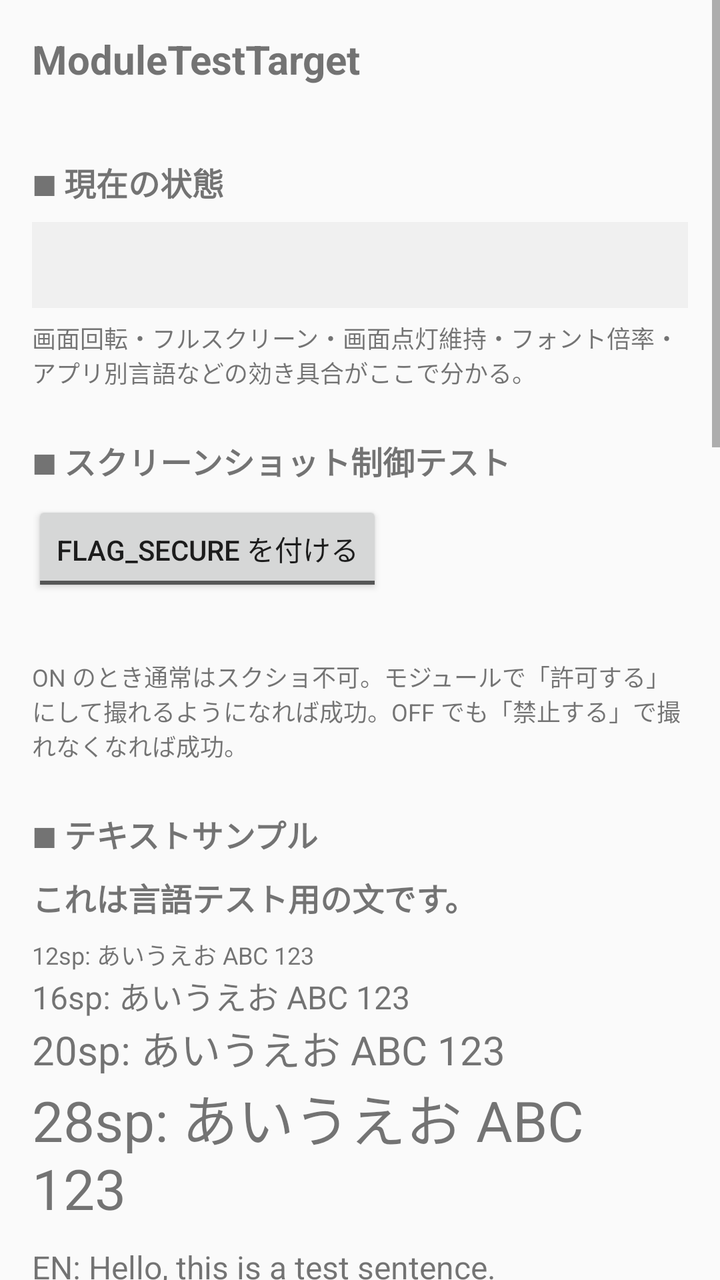
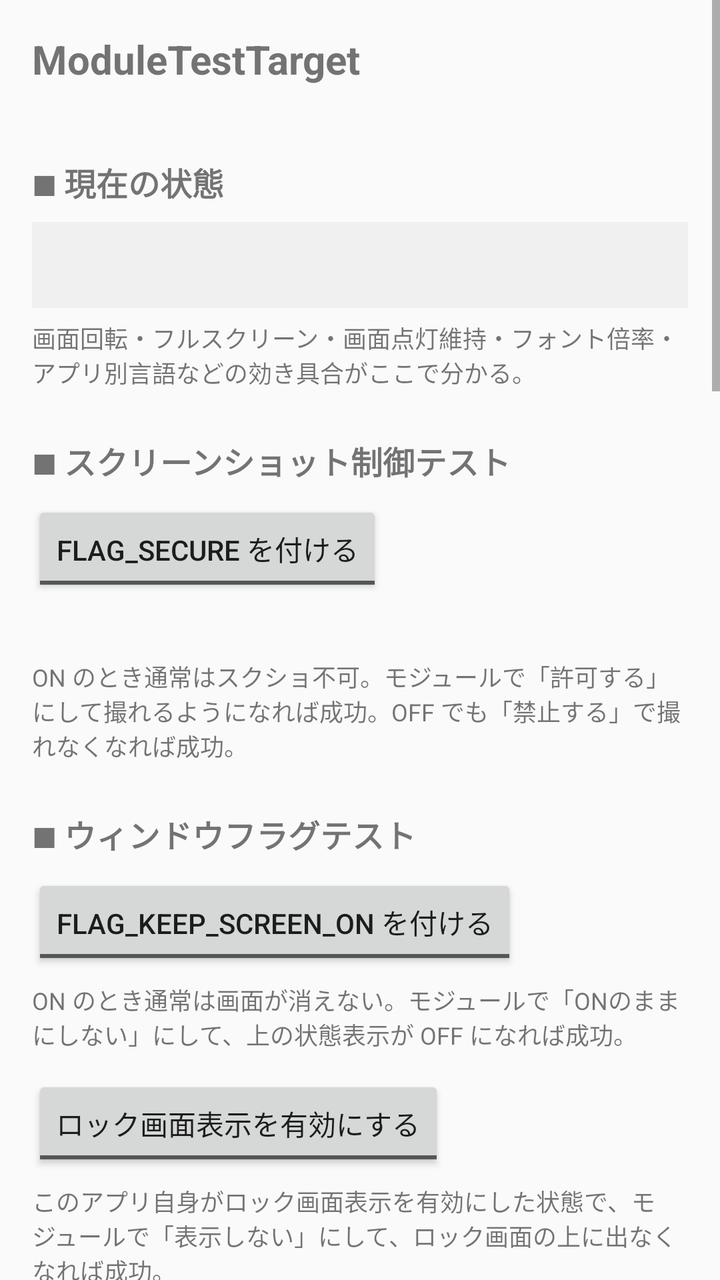

Two renders of the same Android screen: before a commit and after it. Below are the layout's source before the change and the commit's diff.
<!-- AndroidManifest.xml: application theme Theme.TestTarget -->
<!-- res/layout/activity_main.xml -->
<?xml version="1.0" encoding="utf-8"?>
<ScrollView xmlns:android="http://schemas.android.com/apk/res/android"
    android:layout_width="match_parent"
    android:layout_height="match_parent">

    <LinearLayout
        android:id="@+id/rootContent"
        android:layout_width="match_parent"
        android:layout_height="wrap_content"
        android:orientation="vertical"
        android:padding="16dp">

        <TextView
            android:layout_width="wrap_content"
            android:layout_height="wrap_content"
            android:text="@string/app_name"
            android:textSize="20sp"
            android:textStyle="bold" />

        <TextView
            android:id="@+id/versionText"
            android:layout_width="wrap_content"
            android:layout_height="wrap_content"
            android:textSize="12sp" />

        
        <TextView
            android:layout_width="wrap_content"
            android:layout_height="wrap_content"
            android:layout_marginTop="20dp"
            android:text="@string/section_status"
            android:textSize="16sp"
            android:textStyle="bold" />

        <TextView
            android:id="@+id/statusText"
            android:layout_width="match_parent"
            android:layout_height="wrap_content"
            android:layout_marginTop="8dp"
            android:background="@color/status_bg"
            android:fontFamily="monospace"
            android:padding="12dp"
            android:textSize="14sp" />

        <TextView
            android:layout_width="match_parent"
            android:layout_height="wrap_content"
            android:layout_marginTop="6dp"
            android:text="@string/status_note"
            android:textSize="12sp" />

        
        <TextView
            android:layout_width="wrap_content"
            android:layout_height="wrap_content"
            android:layout_marginTop="24dp"
            android:text="@string/section_screenshot"
            android:textSize="16sp"
            android:textStyle="bold" />

        <ToggleButton
            android:id="@+id/secureToggle"
            android:layout_width="wrap_content"
            android:layout_height="wrap_content"
            android:layout_marginTop="8dp"
            android:textOff="@string/toggle_add"
            android:textOn="@string/toggle_remove" />

        <TextView
            android:id="@+id/secureStateText"
            android:layout_width="wrap_content"
            android:layout_height="wrap_content"
            android:layout_marginTop="6dp"
            android:textSize="14sp" />

        <TextView
            android:layout_width="match_parent"
            android:layout_height="wrap_content"
            android:layout_marginTop="6dp"
            android:text="@string/screenshot_note"
            android:textSize="12sp" />

        
        <TextView
            android:layout_width="wrap_content"
            android:layout_height="wrap_content"
            android:layout_marginTop="24dp"
            android:text="@string/section_text_sample"
            android:textSize="16sp"
            android:textStyle="bold" />

        <TextView
            android:layout_width="match_parent"
            android:layout_height="wrap_content"
            android:layout_marginTop="8dp"
            android:text="@string/locale_sample"
            android:textSize="16sp"
            android:textStyle="bold" />

        <TextView
            android:layout_width="match_parent"
            android:layout_height="wrap_content"
            android:layout_marginTop="8dp"
            android:text="12sp: あいうえお ABC 123"
            android:textSize="12sp" />

        <TextView
            android:layout_width="match_parent"
            android:layout_height="wrap_content"
            android:text="16sp: あいうえお ABC 123"
            android:textSize="16sp" />

        <TextView
            android:layout_width="match_parent"
            android:layout_height="wrap_content"
            android:text="20sp: あいうえお ABC 123"
            android:textSize="20sp" />

        <TextView
            android:layout_width="match_parent"
            android:layout_height="wrap_content"
            android:text="28sp: あいうえお ABC 123"
            android:textSize="28sp" />

        <TextView
            android:layout_width="match_parent"
            android:layout_height="wrap_content"
            android:layout_marginTop="10dp"
            android:text="EN: Hello, this is a test sentence."
            android:textSize="16sp" />

        <TextView
            android:layout_width="match_parent"
            android:layout_height="wrap_content"
            android:text="KO: 이것은 테스트 문장입니다."
            android:textSize="16sp" />

        <TextView
            android:layout_width="match_parent"
            android:layout_height="wrap_content"
            android:text="ZH: 这是一个测试句子。"
            android:textSize="16sp" />

        <TextView
            android:layout_width="match_parent"
            android:layout_height="wrap_content"
            android:layout_marginTop="6dp"
            android:text="@string/text_sample_note"
            android:textSize="12sp" />

        
        <TextView
            android:layout_width="wrap_content"
            android:layout_height="wrap_content"
            android:layout_marginTop="24dp"
            android:text="@string/section_notification"
            android:textSize="16sp"
            android:textStyle="bold" />

        <Button
            android:id="@+id/notifyButton"
            android:layout_width="wrap_content"
            android:layout_height="wrap_content"
            android:layout_marginTop="8dp"
            android:text="@string/button_notify" />

        <LinearLayout
            android:layout_width="wrap_content"
            android:layout_height="wrap_content"
            android:layout_marginTop="8dp"
            android:orientation="horizontal">

            <Button
                android:id="@+id/notifyOngoingButton"
                android:layout_width="wrap_content"
                android:layout_height="wrap_content"
                android:text="@string/button_notify_ongoing" />

            <Button
                android:id="@+id/notifyInsistentButton"
                android:layout_width="wrap_content"
                android:layout_height="wrap_content"
                android:layout_marginStart="8dp"
                android:text="@string/button_notify_insistent" />
        </LinearLayout>

        <LinearLayout
            android:layout_width="wrap_content"
            android:layout_height="wrap_content"
            android:layout_marginTop="8dp"
            android:orientation="horizontal">

            <Button
                android:id="@+id/notifySoundButton"
                android:layout_width="wrap_content"
                android:layout_height="wrap_content"
                android:text="@string/button_notify_sound" />

            <Button
                android:id="@+id/notifyCancelButton"
                android:layout_width="wrap_content"
                android:layout_height="wrap_content"
                android:layout_marginStart="8dp"
                android:text="@string/button_notify_cancel_all" />
        </LinearLayout>

        <TextView
            android:id="@+id/notifStateText"
            android:layout_width="match_parent"
            android:layout_height="wrap_content"
            android:layout_marginTop="8dp"
            android:background="@color/status_bg"
            android:fontFamily="monospace"
            android:padding="12dp"
            android:textSize="14sp" />

        <TextView
            android:layout_width="match_parent"
            android:layout_height="wrap_content"
            android:layout_marginTop="6dp"
            android:text="@string/notification_note"
            android:textSize="12sp" />

        
        <TextView
            android:layout_width="wrap_content"
            android:layout_height="wrap_content"
            android:layout_marginTop="24dp"
            android:text="@string/section_sound"
            android:textSize="16sp"
            android:textStyle="bold" />

        <Button
            android:id="@+id/soundButton"
            android:layout_width="wrap_content"
            android:layout_height="wrap_content"
            android:layout_marginTop="8dp"
            android:text="@string/button_sound" />

        <TextView
            android:layout_width="match_parent"
            android:layout_height="wrap_content"
            android:layout_marginTop="6dp"
            android:text="@string/sound_note"
            android:textSize="12sp" />

        
        <TextView
            android:layout_width="wrap_content"
            android:layout_height="wrap_content"
            android:layout_marginTop="24dp"
            android:text="@string/section_layout_direction"
            android:textSize="16sp"
            android:textStyle="bold" />

        <TextView
            android:id="@+id/layoutDirectionText"
            android:layout_width="match_parent"
            android:layout_height="wrap_content"
            android:layout_marginTop="8dp"
            android:background="@color/status_bg"
            android:fontFamily="monospace"
            android:padding="12dp"
            android:textSize="14sp" />

        
        <FrameLayout
            android:layout_width="match_parent"
            android:layout_height="44dp"
            android:layout_marginTop="8dp"
            android:background="@color/status_bg">

            <TextView
                android:layout_width="wrap_content"
                android:layout_height="match_parent"
                android:layout_gravity="start|center_vertical"
                android:background="@color/marker_bg"
                android:gravity="center_vertical"
                android:paddingStart="12dp"
                android:paddingEnd="12dp"
                android:text="@string/layout_start_label"
                android:textColor="@color/marker_text"
                android:textStyle="bold" />

            <TextView
                android:layout_width="wrap_content"
                android:layout_height="match_parent"
                android:layout_gravity="end|center_vertical"
                android:gravity="center_vertical"
                android:paddingStart="12dp"
                android:paddingEnd="12dp"
                android:text="@string/layout_end_label"
                android:textStyle="bold" />
        </FrameLayout>

        
        <LinearLayout
            android:layout_width="match_parent"
            android:layout_height="wrap_content"
            android:layout_marginTop="8dp"
            android:gravity="center_vertical"
            android:orientation="horizontal">

            <View
                android:layout_width="28dp"
                android:layout_height="28dp"
                android:background="@color/marker_bg" />

            <TextView
                android:layout_width="wrap_content"
                android:layout_height="wrap_content"
                android:layout_marginStart="10dp"
                android:text="@string/layout_row_sample"
                android:textSize="14sp" />
        </LinearLayout>

        
        <TextView
            android:layout_width="match_parent"
            android:layout_height="wrap_content"
            android:layout_marginTop="8dp"
            android:background="@color/status_bg"
            android:gravity="start"
            android:padding="10dp"
            android:text="@string/layout_start_aligned"
            android:textSize="14sp" />

        <TextView
            android:layout_width="match_parent"
            android:layout_height="wrap_content"
            android:layout_marginTop="6dp"
            android:text="@string/layout_direction_note"
            android:textSize="12sp" />

        
        <TextView
            android:layout_width="wrap_content"
            android:layout_height="wrap_content"
            android:layout_marginTop="24dp"
            android:text="@string/section_clipboard"
            android:textSize="16sp"
            android:textStyle="bold" />

        <EditText
            android:id="@+id/clipboardInput"
            android:layout_width="match_parent"
            android:layout_height="wrap_content"
            android:layout_marginTop="8dp"
            android:text="@string/clipboard_sample"
            android:textSize="14sp" />

        <LinearLayout
            android:layout_width="wrap_content"
            android:layout_height="wrap_content"
            android:layout_marginTop="8dp"
            android:orientation="horizontal">

            <Button
                android:id="@+id/clipboardCopyButton"
                android:layout_width="wrap_content"
                android:layout_height="wrap_content"
                android:text="@string/button_clipboard_copy" />

            <Button
                android:id="@+id/clipboardReadButton"
                android:layout_width="wrap_content"
                android:layout_height="wrap_content"
                android:layout_marginStart="8dp"
                android:text="@string/button_clipboard_read" />
        </LinearLayout>

        <TextView
            android:id="@+id/clipboardStateText"
            android:layout_width="match_parent"
            android:layout_height="wrap_content"
            android:layout_marginTop="8dp"
            android:background="@color/status_bg"
            android:fontFamily="monospace"
            android:padding="12dp"
            android:textSize="14sp" />

        <TextView
            android:layout_width="match_parent"
            android:layout_height="wrap_content"
            android:layout_marginTop="6dp"
            android:layout_marginBottom="16dp"
            android:text="@string/clipboard_note"
            android:textSize="12sp" />

    </LinearLayout>
</ScrollView>
<!-- resources referenced by this layout -->
<resources>
  <color name="marker_bg">#1565C0</color>
  <color name="marker_text">#FFFFFF</color>
  <color name="status_bg">#F0F0F0</color>
  <string name="app_name">ModuleTestTarget</string>
  <string name="button_clipboard_copy">クリップボードにコピー</string>
  <string name="button_clipboard_read">クリップボードを読み取る</string>
  <string name="button_notify">テスト通知を出す</string>
  <string name="button_notify_cancel_all">通知を全部消す</string>
  <string name="button_notify_insistent">繰り返し通知を出す</string>
  <string name="button_notify_ongoing">継続通知を出す</string>
  <string name="button_notify_sound">音あり通知を出す</string>
  <string name="button_sound">テスト音を出す (2秒ビープ)</string>
  <string name="clipboard_note">Asrish の「クリップボードの読み取りをブロック」の確認用。ブロック ON では、他のアプリでコピーした内容は読めず、このアプリでコピーした内容だけ読める。</string>
  <string name="clipboard_sample">テスト用テキスト</string>
  <string name="layout_direction_note">アプリ別言語でアラビア語など RTL 言語にすると、通常は START が右に移り全体が反転する。Force LTR が効けば、言語はそのままで方向だけ LTR に固定され、START が左に戻る。</string>
  <string name="layout_end_label">END</string>
  <string name="layout_row_sample">この行は方向で並びが反転します</string>
  <string name="layout_start_aligned">Start 寄せのテキスト</string>
  <string name="layout_start_label">START</string>
  <string name="locale_sample">これは言語テスト用の文です。</string>
  <string name="notification_note">投稿した通知オブジェクトの flags / defaults / sound を下に表示する。モジュールが投稿時に書き換えれば、ここの値が変わる。継続はスワイプで消せない通知、繰り返しは鳴動がループする通知。初回は通知の許可ダイアログが出る。</string>
  <string name="screenshot_note">ON のとき通常はスクショ不可。モジュールで「許可する」にして撮れるようになれば成功。OFF でも「禁止する」で撮れなくなれば成功。</string>
  <string name="section_clipboard">■ クリップボードテスト</string>
  <string name="section_layout_direction">■ レイアウト方向テスト (Force LTR)</string>
  <string name="section_notification">■ 通知テスト</string>
  <string name="section_screenshot">■ スクリーンショット制御テスト</string>
  <string name="section_sound">■ 音声テスト</string>
  <string name="section_status">■ 現在の状態</string>
  <string name="section_text_sample">■ テキストサンプル</string>
  <string name="sound_note">ミュート系機能の確認用。メディア音量 (STREAM_MUSIC) でビープ音が2秒鳴る。モジュールでミュートにして鳴らなくなれば成功。</string>
  <string name="status_note">画面回転・フルスクリーン・画面点灯維持・フォント倍率・アプリ別言語などの効き具合がここで分かる。</string>
  <string name="text_sample_note">フォント倍率・DPI の見え方と、翻訳モジュールの確認用。</string>
  <string name="toggle_add">FLAG_SECURE を付ける</string>
  <string name="toggle_remove">FLAG_SECURE を外す</string>
  <style name="Theme.TestTarget" parent="@android:style/Theme.Material.Light.NoActionBar" />
</resources>

<!-- the commit's change to res/layout/activity_main.xml (unified diff, before → after) -->
@@ -78,6 +78,45 @@
             android:layout_height="wrap_content"
             android:layout_marginTop="6dp"
             android:text="@string/screenshot_note"
+            android:textSize="12sp" />
+
+        
+        <TextView
+            android:layout_width="wrap_content"
+            android:layout_height="wrap_content"
+            android:layout_marginTop="24dp"
+            android:text="@string/section_window_flags"
+            android:textSize="16sp"
+            android:textStyle="bold" />
+
+        <ToggleButton
+            android:id="@+id/keepScreenOnToggle"
+            android:layout_width="wrap_content"
+            android:layout_height="wrap_content"
+            android:layout_marginTop="8dp"
+            android:textOff="@string/toggle_keep_on_add"
+            android:textOn="@string/toggle_keep_on_remove" />
+
+        <TextView
+            android:layout_width="match_parent"
+            android:layout_height="wrap_content"
+            android:layout_marginTop="6dp"
+            android:text="@string/screen_on_note"
+            android:textSize="12sp" />
+
+        <ToggleButton
+            android:id="@+id/showWhenLockedToggle"
+            android:layout_width="wrap_content"
+            android:layout_height="wrap_content"
+            android:layout_marginTop="12dp"
+            android:textOff="@string/toggle_swl_add"
+            android:textOn="@string/toggle_swl_remove" />
+
+        <TextView
+            android:layout_width="match_parent"
+            android:layout_height="wrap_content"
+            android:layout_marginTop="6dp"
+            android:text="@string/swl_note"
             android:textSize="12sp" />
 
         
<!-- resource entries referenced after the edit -->
@@ -21,6 +21,7 @@
   <string name="layout_start_label">START</string>
   <string name="locale_sample">これは言語テスト用の文です。</string>
   <string name="notification_note">投稿した通知オブジェクトの flags / defaults / sound を下に表示する。モジュールが投稿時に書き換えれば、ここの値が変わる。継続はスワイプで消せない通知、繰り返しは鳴動がループする通知。初回は通知の許可ダイアログが出る。</string>
+  <string name="screen_on_note">ON のとき通常は画面が消えない。モジュールで「ONのままにしない」にして、上の状態表示が OFF になれば成功。</string>
   <string name="screenshot_note">ON のとき通常はスクショ不可。モジュールで「許可する」にして撮れるようになれば成功。OFF でも「禁止する」で撮れなくなれば成功。</string>
   <string name="section_clipboard">■ クリップボードテスト</string>
   <string name="section_layout_direction">■ レイアウト方向テスト (Force LTR)</string>
@@ -29,11 +30,17 @@
   <string name="section_sound">■ 音声テスト</string>
   <string name="section_status">■ 現在の状態</string>
   <string name="section_text_sample">■ テキストサンプル</string>
+  <string name="section_window_flags">■ ウィンドウフラグテスト</string>
   <string name="sound_note">ミュート系機能の確認用。メディア音量 (STREAM_MUSIC) でビープ音が2秒鳴る。モジュールでミュートにして鳴らなくなれば成功。</string>
   <string name="status_note">画面回転・フルスクリーン・画面点灯維持・フォント倍率・アプリ別言語などの効き具合がここで分かる。</string>
+  <string name="swl_note">このアプリ自身がロック画面表示を有効にした状態で、モジュールで「表示しない」にして、ロック画面の上に出なくなれば成功。</string>
   <string name="text_sample_note">フォント倍率・DPI の見え方と、翻訳モジュールの確認用。</string>
   <string name="toggle_add">FLAG_SECURE を付ける</string>
+  <string name="toggle_keep_on_add">FLAG_KEEP_SCREEN_ON を付ける</string>
+  <string name="toggle_keep_on_remove">FLAG_KEEP_SCREEN_ON を外す</string>
   <string name="toggle_remove">FLAG_SECURE を外す</string>
+  <string name="toggle_swl_add">ロック画面表示を有効にする</string>
+  <string name="toggle_swl_remove">ロック画面表示を無効にする</string>
   <style name="Theme.TestTarget" parent="@android:style/Theme.Material.Light.NoActionBar" />
 </resources>
 
